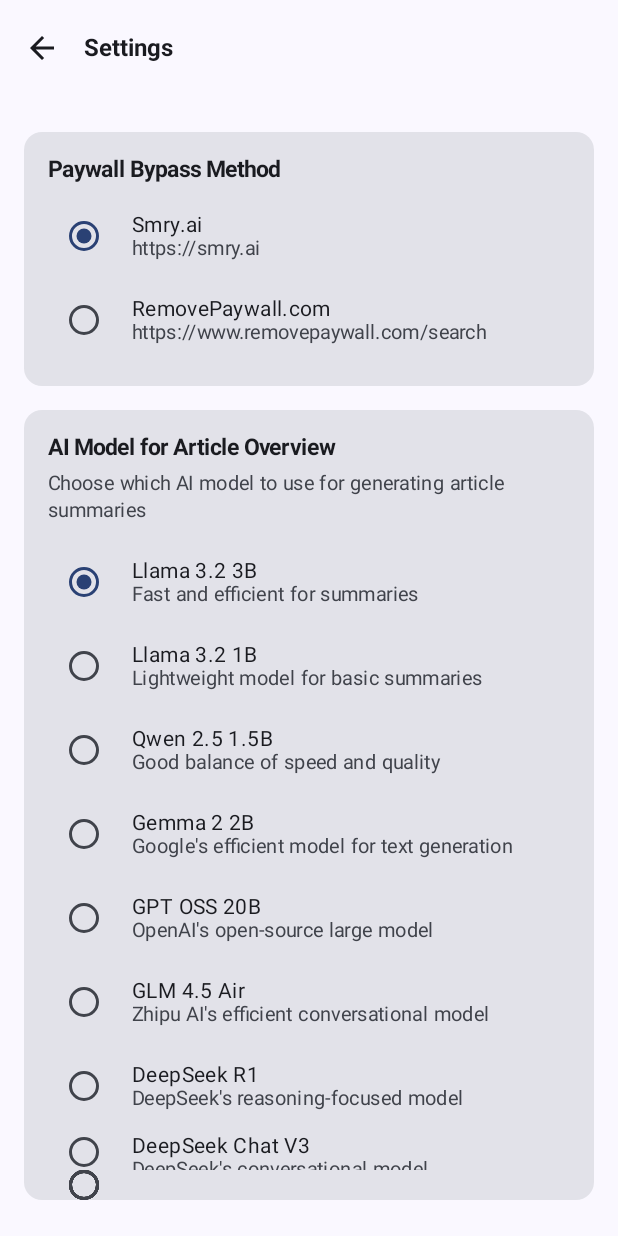
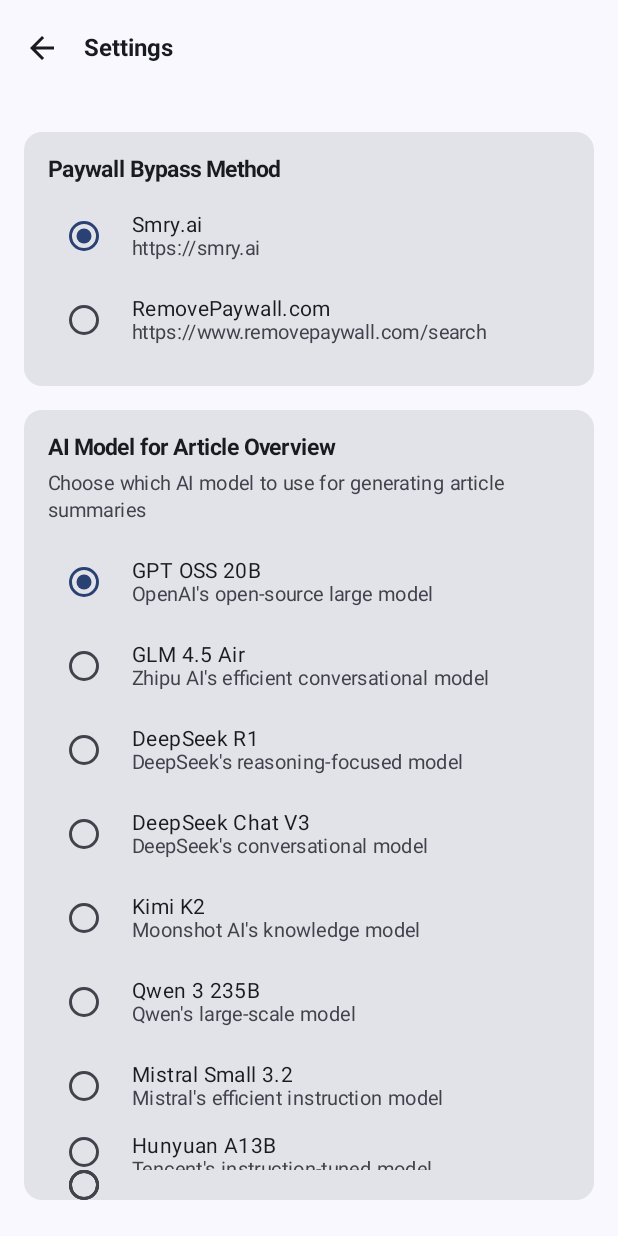
Before and after one commit to Hiosdra/hReader, an Android app built with Jetpack Compose: the SettingsScreen screen opened through its navigation route, on a phone screen of 412 x 824 dp. Run offline under Robolectric (Android 15) with nearby library versions, the phone set to English and light mode, and no system bars; our stand-ins replace Room's generated code.

Commit message:
Remove previous AI models and fix AI overview chip visibility
Co-authored-by: Hiosdra <22264762+Hiosdra@users.noreply.github.com>

```diff
--- a/app/src/main/java/com/hiosdra/hreader/data/ai/AiModel.kt
+++ b/app/src/main/java/com/hiosdra/hreader/data/ai/AiModel.kt
@@ -5,10 +5,6 @@ enum class AiModel(
     val modelId: String,
     val description: String
 ) {
-    LLAMA_3_2_3B("Llama 3.2 3B", "meta-llama/llama-3.2-3b-instruct:free", "Fast and efficient for summaries"),
-    LLAMA_3_2_1B("Llama 3.2 1B", "meta-llama/llama-3.2-1b-instruct:free", "Lightweight model for basic summaries"),
-    QWEN_2_5_1_5B("Qwen 2.5 1.5B", "qwen/qwen-2.5-1.5b-instruct:free", "Good balance of speed and quality"),
-    GEMMA_2_2B("Gemma 2 2B", "google/gemma-2-2b-it:free", "Google's efficient model for text generation"),
     GPT_OSS_20B("GPT OSS 20B", "openai/gpt-oss-20b:free", "OpenAI's open-source large model"),
     GLM_4_5_AIR("GLM 4.5 Air", "z-ai/glm-4.5-air:free", "Zhipu AI's efficient conversational model"),
     DEEPSEEK_R1("DeepSeek R1", "deepseek/deepseek-r1-0528:free", "DeepSeek's reasoning-focused model"),
@@ -22,6 +18,6 @@ enum class AiModel(
     QWEN_3_30B("Qwen 3 30B", "qwen/qwen3-30b-a3b:free", "Qwen's balanced performance model");
 
     companion object {
-        fun getDefault(): AiModel = LLAMA_3_2_3B
+        fun getDefault(): AiModel = GPT_OSS_20B
     }
 }
```
Also changed, not shown: app/src/main/java/com/hiosdra/hreader/ui/article/ArticleScreen.kt (+6 -1 lines).
